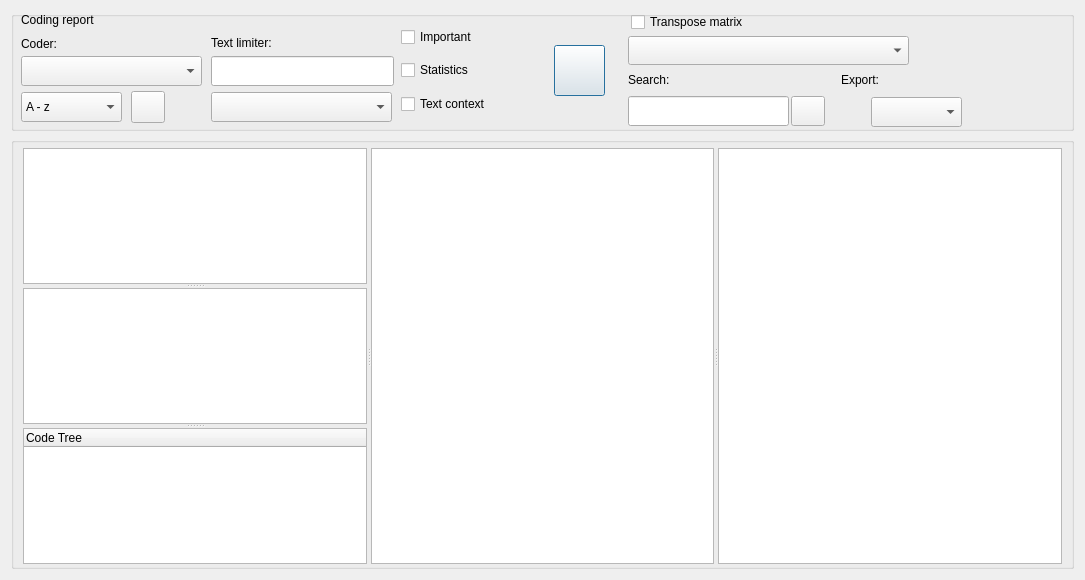
Above: GUI_UIs/ui_dialog_report_codings.ui from ccbogel/QualCoder before the change. Below: the same form after it.
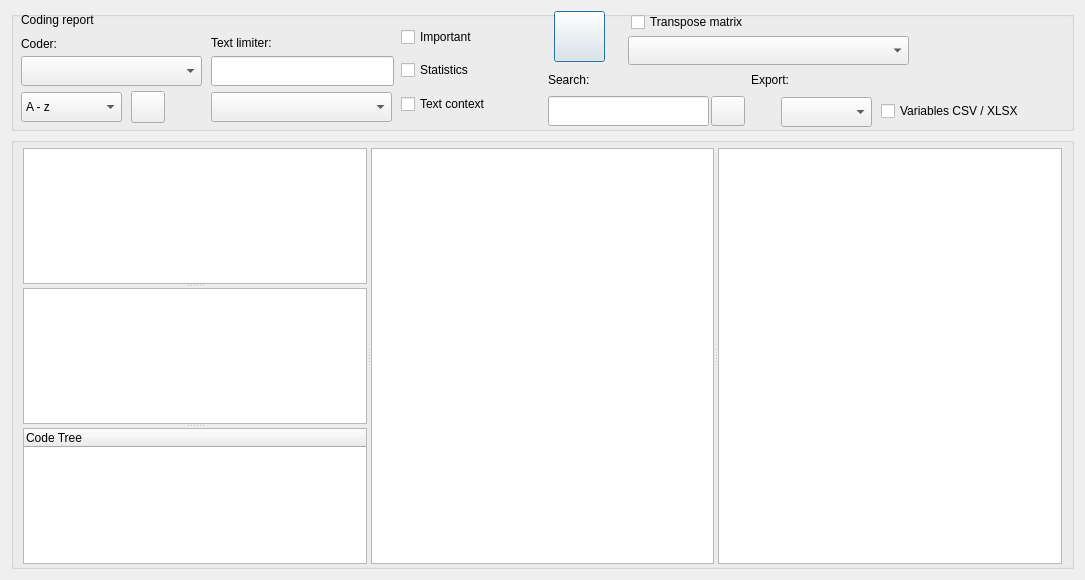
That is the form after the change.

Patch:
```diff
--- a/GUI_UIs/ui_dialog_report_codings.ui
+++ b/GUI_UIs/ui_dialog_report_codings.ui
@@ -70,7 +70,7 @@
       <property name="geometry">
        <rect>
         <x>543</x>
-        <y>34</y>
+        <y>0</y>
         <width>51</width>
         <height>51</height>
        </rect>
@@ -124,7 +124,7 @@
      <widget class="QLabel" name="label_exports">
       <property name="geometry">
        <rect>
-        <x>831</x>
+        <x>741</x>
         <y>89</y>
         <width>24</width>
         <height>24</height>
@@ -140,7 +140,7 @@
      <widget class="QComboBox" name="comboBox_export">
       <property name="geometry">
        <rect>
-        <x>860</x>
+        <x>770</x>
         <y>86</y>
         <width>91</width>
         <height>30</height>
@@ -296,7 +296,7 @@
      <widget class="QLineEdit" name="lineEdit_search_results">
       <property name="geometry">
        <rect>
-        <x>617</x>
+        <x>537</x>
         <y>85</y>
         <width>161</width>
         <height>30</height>
@@ -309,7 +309,7 @@
      <widget class="QLabel" name="label_search_results">
       <property name="geometry">
        <rect>
-        <x>617</x>
+        <x>537</x>
         <y>58</y>
         <width>101</width>
         <height>22</height>
@@ -328,7 +328,7 @@
      <widget class="QPushButton" name="pushButton_search_next">
       <property name="geometry">
        <rect>
-        <x>780</x>
+        <x>700</x>
         <y>85</y>
         <width>34</width>
         <height>30</height>
@@ -377,7 +377,7 @@
      <widget class="QLabel" name="label_search_export">
       <property name="geometry">
        <rect>
-        <x>830</x>
+        <x>740</x>
         <y>58</y>
         <width>121</width>
         <height>22</height>
@@ -393,6 +393,22 @@
        <bool>true</bool>
       </property>
      </widget>
+     <widget class="QCheckBox" name="checkBox_variables">
+      <property name="geometry">
+       <rect>
+        <x>870</x>
+        <y>90</y>
+        <width>171</width>
+        <height>20</height>
+       </rect>
+      </property>
+      <property name="toolTip">
+       <string>&lt;html&gt;&lt;head/&gt;&lt;body&gt;&lt;p&gt;Export file  or case variables in columns for CSV or XLSX export&lt;/p&gt;&lt;/body&gt;&lt;/html&gt;</string>
+      </property>
+      <property name="text">
+       <string>Variables CSV / XLSX</string>
+      </property>
+     </widget>
     </widget>
    </item>
    <item>
```
